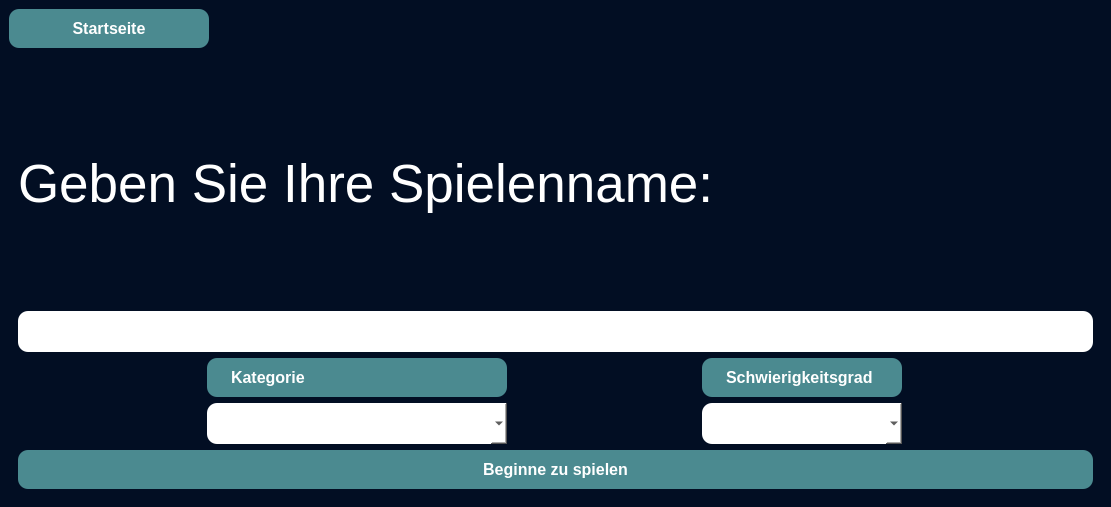
First picture: the form in WerWirdMillionear/mainwindow.ui, repository HoussemHfasa/-Wer-wird-Millionear, before the edit.
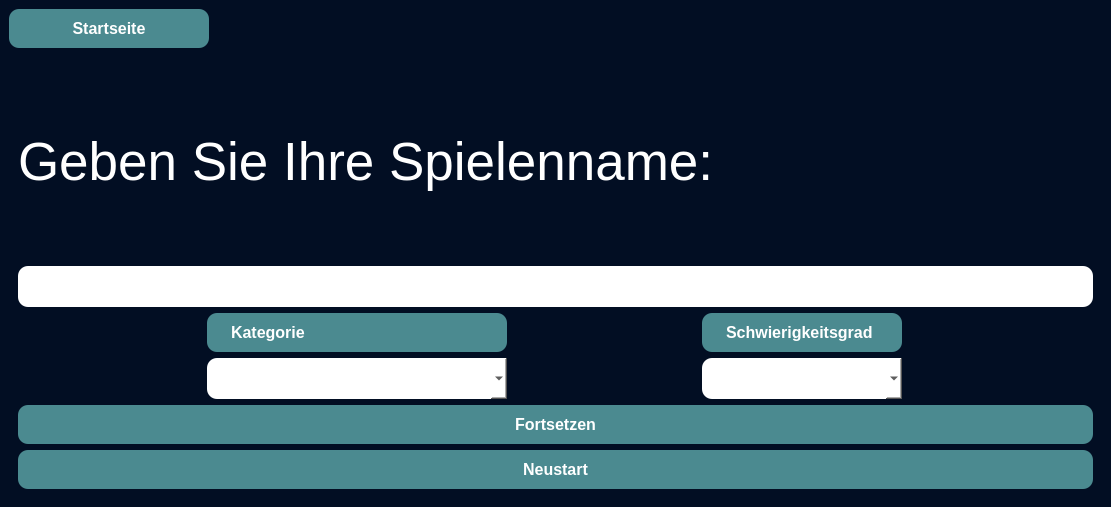
Second picture: the form after the edit. The open tabs and pages were chosen to show the change. Icons and pictures are not drawn.

Diff of the .ui file:
```diff
--- a/WerWirdMillionear/mainwindow.ui
+++ b/WerWirdMillionear/mainwindow.ui
@@ -419,7 +419,23 @@
 border-radius: 10px;</string>
                   </property>
                   <property name="text">
-                   <string>Beginne zu spielen</string>
+                   <string>Fortsetzen</string>
+                  </property>
+                 </widget>
+                </item>
+                <item>
+                 <widget class="QPushButton" name="Neustart">
+                  <property name="styleSheet">
+                   <string notr="true">background-color: #4B8A90;
+border: none;
+color: white;
+padding: 10px 20px;
+font-size: 16px;
+font-weight: bold;
+border-radius: 10px;</string>
+                  </property>
+                  <property name="text">
+                   <string>Neustart</string>
                   </property>
                  </widget>
                 </item>
```
